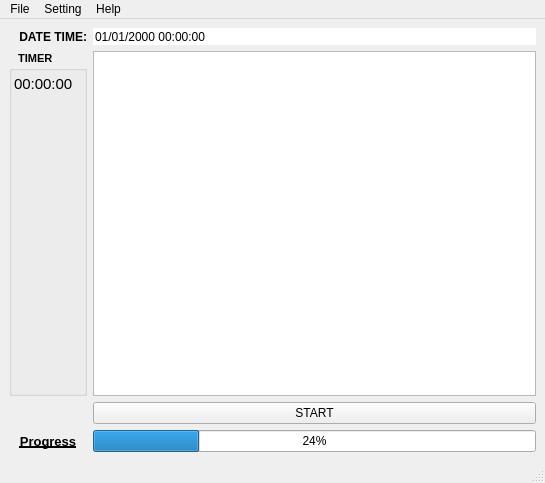
Old version of the form ui/MarketCollect.ui in the repository nvdungx/MarketCollect.
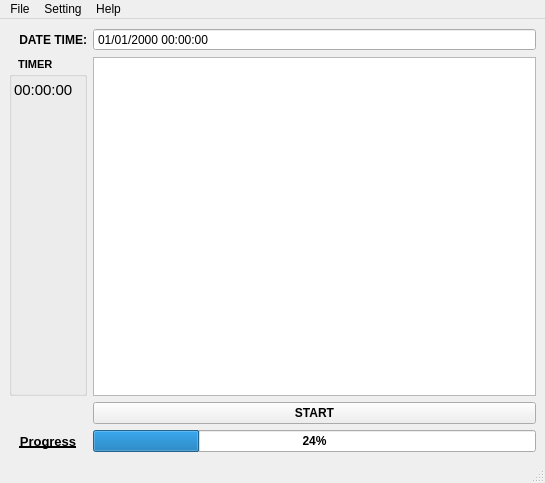
New version of the form. Icons and pictures are not drawn.

Patch:
```diff
--- a/ui/MarketCollect.ui
+++ b/ui/MarketCollect.ui
@@ -58,7 +58,13 @@
      </widget>
     </item>
     <item row="2" column="3">
-     <widget class="QPushButton" name="pushButton">
+     <widget class="QPushButton" name="btnStartStop">
+      <property name="font">
+       <font>
+        <weight>75</weight>
+        <bold>true</bold>
+       </font>
+      </property>
       <property name="text">
        <string>START</string>
       </property>
@@ -66,6 +72,12 @@
     </item>
     <item row="4" column="3">
      <widget class="QProgressBar" name="progressBar">
+      <property name="font">
+       <font>
+        <weight>75</weight>
+        <bold>true</bold>
+       </font>
+      </property>
       <property name="value">
        <number>24</number>
       </property>
@@ -89,7 +101,7 @@
        <bool>false</bool>
       </property>
       <property name="frame">
-       <bool>false</bool>
+       <bool>true</bool>
       </property>
       <property name="readOnly">
        <bool>true</bool>
```
Left out of the diff: 74 changed lines with no effect on the pictures.
